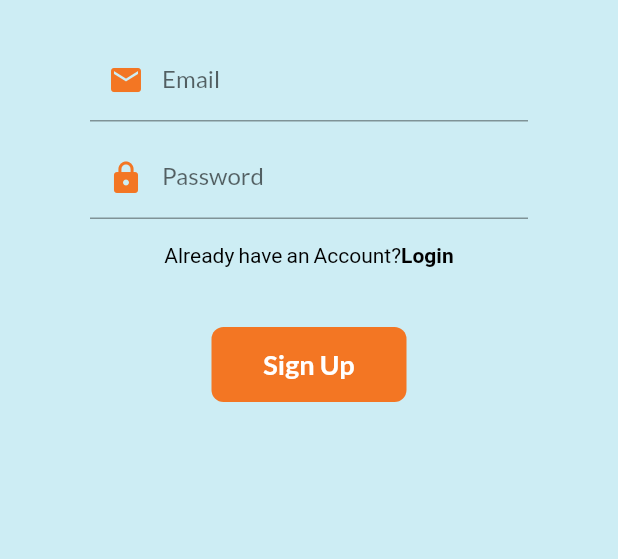
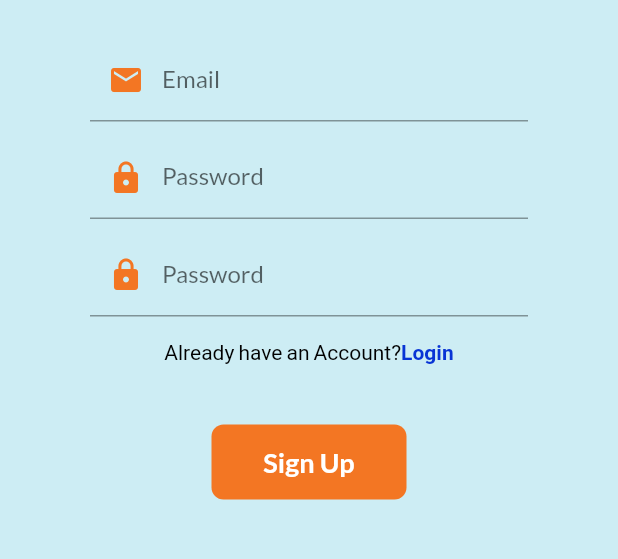
Before and after one commit to kaushik-762/apdcl-meter-registry, a Flutter app: the SignUp screen opened directly with empty values, after a tap on "Sign Up", on a phone screen of 412 x 824 dp, the part 600-1159 px from its top. Run offline on Flutter 3.47's test engine with Material 2 defaults, Android fonts, the phone set to English and light mode, and no system bars; our stand-ins replace firebase_auth, firebase_core, google_fonts; accounts and stored records are empty; network calls fail.

Commit message:
Day12 Completed

```diff
--- a/lib/main.dart
+++ b/lib/main.dart
@@ -37,6 +37,7 @@ class MyApp extends StatelessWidget {
         MyRoutes.homeRoute:(context) => HomePage(),
         //MyRoutes.loginRoute:(context) => LoginPage(showSignUpPage:,),
         //MyRoutes.signRoute:(context) => SignUp(),
+
       }
 
 
--- a/lib/pages/signup_page.dart
+++ b/lib/pages/signup_page.dart
@@ -15,10 +15,12 @@ class _SignUpState extends State<SignUp> {
   //text controllers
   final _emailController=TextEditingController();
   final _passwordController=TextEditingController();
-
+  final _confirmPasswordController=TextEditingController();
   void disposal(){
     _emailController.dispose();
     _passwordController.dispose();
+    _confirmPasswordController.dispose();
+
     super.dispose();
   }
   bool changedButton=false;
@@ -29,11 +31,12 @@ class _SignUpState extends State<SignUp> {
         changedButton=true;
       }); */
 
-
+      if(confirmPassword()){
       await FirebaseAuth.instance.createUserWithEmailAndPassword(
       email: _emailController.text.trim(),
       password: _passwordController.text.trim(),
       );
+      }
 
     /* if(_formKey.currentState!.validate()){
     setState(() {
@@ -46,6 +49,16 @@ class _SignUpState extends State<SignUp> {
         changedButton=false;
     });
     } */
+  }
+
+
+  bool confirmPassword(){
+    if(_passwordController.text.trim()==_confirmPasswordController.text.trim()){
+      return true;
+    }
+    else{
+      return false;
+    }
   }
   @override
   Widget build(BuildContext context) {
@@ -149,12 +162,37 @@ class _SignUpState extends State<SignUp> {
 
                   ),
 
+
+
+                  //Confirm Password
+                  SizedBox(
+                    height: 10,
+                  ),
+
+
+                  TextFormField(
+                    controller: _confirmPasswordController,
+                    obscureText: true,
+                    decoration: InputDecoration(
+
+                    contentPadding: EdgeInsets.symmetric(horizontal:16, vertical:10),
+                    prefixIcon: Icon(
+                     Icons.lock,
+                     color: Color.fromARGB(255, 243, 118, 35),
+                    ),
+                      hintText: "Enter Password",
+                      labelText: "Password",
+
+                    ),
+
+                  ),
+
                    SizedBox(
                   height: 15,
                 ),
 
                 GestureDetector(
-                 // onTap: () => moveToSignUp(context),
+                 // onTap: () => move to Login page(context),
                  onTap: widget.showLoginPage ,
                   child: RichText(
                     text:TextSpan(
@@ -169,7 +207,7 @@ class _SignUpState extends State<SignUp> {
                       TextSpan(
                         text: "Login",
                         style: TextStyle(
-                          color: Colors.black,
+                          color: Color.fromARGB(255, 8, 52, 213),
                           fontWeight: FontWeight.bold,
                         )
                       )
--- a/lib/utils/routes.dart
+++ b/lib/utils/routes.dart
@@ -2,4 +2,5 @@ class MyRoutes{
   static String loginRoute= "/login";
   static String homeRoute= "/home";
   static String signRoute="/SignUp";
+  static String forgotpwRoute="/ForgotPw";
 }
```
Also changed, not shown: lib/pages/forgot_pw_page.dart (added, +56 -0 lines), lib/pages/login_pages.dart (+14 -6 lines).
